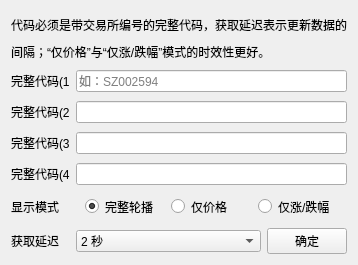
Qt form uis/rc_setting/base/base.ui (YQBaobao/RollerCoaster) before a commit.
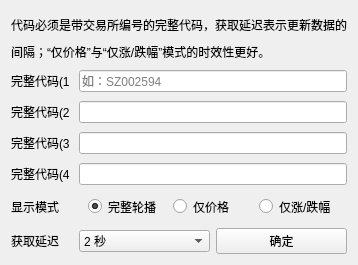
The same form after that commit.

Commit message: FIX:布局

```diff
--- a/uis/rc_setting/base/base.ui
+++ b/uis/rc_setting/base/base.ui
@@ -85,43 +85,6 @@
      </layout>
     </widget>
    </item>
-   <item row="10" column="1" colspan="3">
-    <widget class="QComboBox" name="comboBox">
-     <property name="currentIndex">
-      <number>0</number>
-     </property>
-     <item>
-      <property name="text">
-       <string>2 秒</string>
-      </property>
-     </item>
-     <item>
-      <property name="text">
-       <string>3 秒</string>
-      </property>
-     </item>
-     <item>
-      <property name="text">
-       <string>4 秒</string>
-      </property>
-     </item>
-     <item>
-      <property name="text">
-       <string>6 秒</string>
-      </property>
-     </item>
-     <item>
-      <property name="text">
-       <string>8 秒</string>
-      </property>
-     </item>
-     <item>
-      <property name="text">
-       <string>10 秒</string>
-      </property>
-     </item>
-    </widget>
-   </item>
    <item row="7" column="1" colspan="4">
     <widget class="QLineEdit" name="lineEdit_4"/>
    </item>
@@ -153,19 +116,6 @@
      </property>
     </widget>
    </item>
-   <item row="10" column="4">
-    <widget class="QPushButton" name="pushButton_accepted">
-     <property name="sizePolicy">
-      <sizepolicy hsizetype="Minimum" vsizetype="Minimum">
-       <horstretch>0</horstretch>
-       <verstretch>0</verstretch>
-      </sizepolicy>
-     </property>
-     <property name="text">
-      <string>确定</string>
-     </property>
-    </widget>
-   </item>
    <item row="6" column="1" colspan="4">
     <widget class="QLineEdit" name="lineEdit_3"/>
    </item>
@@ -193,6 +143,56 @@
      </property>
     </widget>
    </item>
+   <item row="10" column="1" colspan="2">
+    <widget class="QComboBox" name="comboBox">
+     <property name="currentIndex">
+      <number>0</number>
+     </property>
+     <item>
+      <property name="text">
+       <string>2 秒</string>
+      </property>
+     </item>
+     <item>
+      <property name="text">
+       <string>3 秒</string>
+      </property>
+     </item>
+     <item>
+      <property name="text">
+       <string>4 秒</string>
+      </property>
+     </item>
+     <item>
+      <property name="text">
+       <string>6 秒</string>
+      </property>
+     </item>
+     <item>
+      <property name="text">
+       <string>8 秒</string>
+      </property>
+     </item>
+     <item>
+      <property name="text">
+       <string>10 秒</string>
+      </property>
+     </item>
+    </widget>
+   </item>
+   <item row="10" column="3" colspan="2">
+    <widget class="QPushButton" name="pushButton_accepted">
+     <property name="sizePolicy">
+      <sizepolicy hsizetype="Minimum" vsizetype="Minimum">
+       <horstretch>0</horstretch>
+       <verstretch>0</verstretch>
+      </sizepolicy>
+     </property>
+     <property name="text">
+      <string>确定</string>
+     </property>
+    </widget>
+   </item>
   </layout>
  </widget>
  <resources/>
```
The commit also changes 3 other files.
